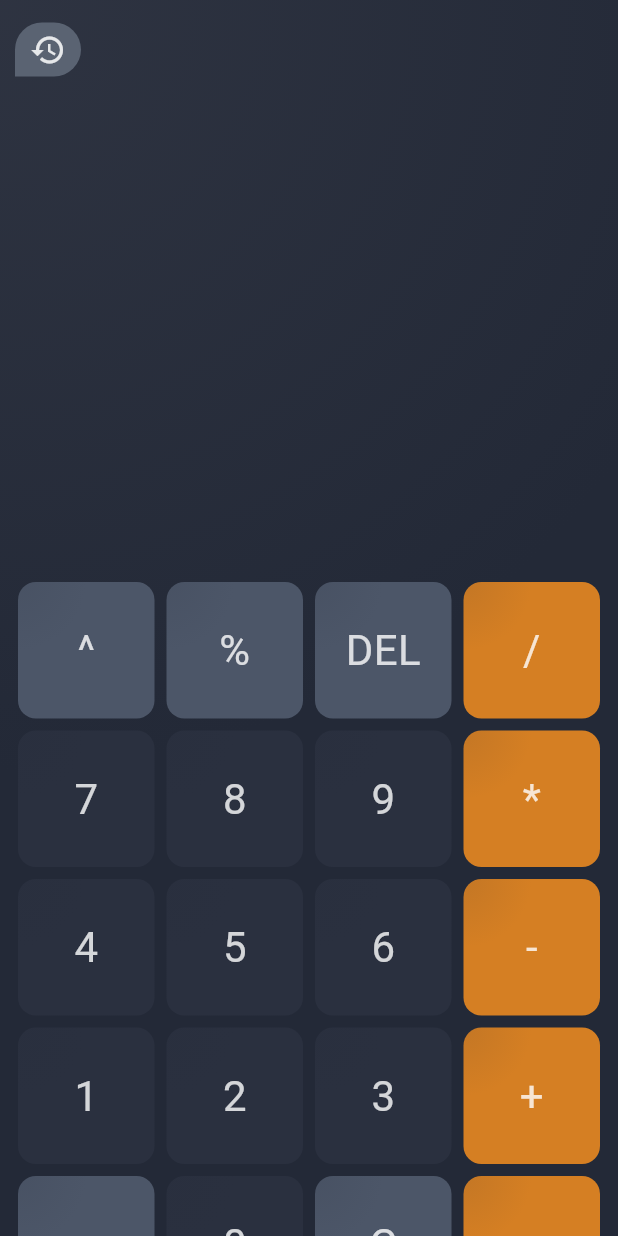
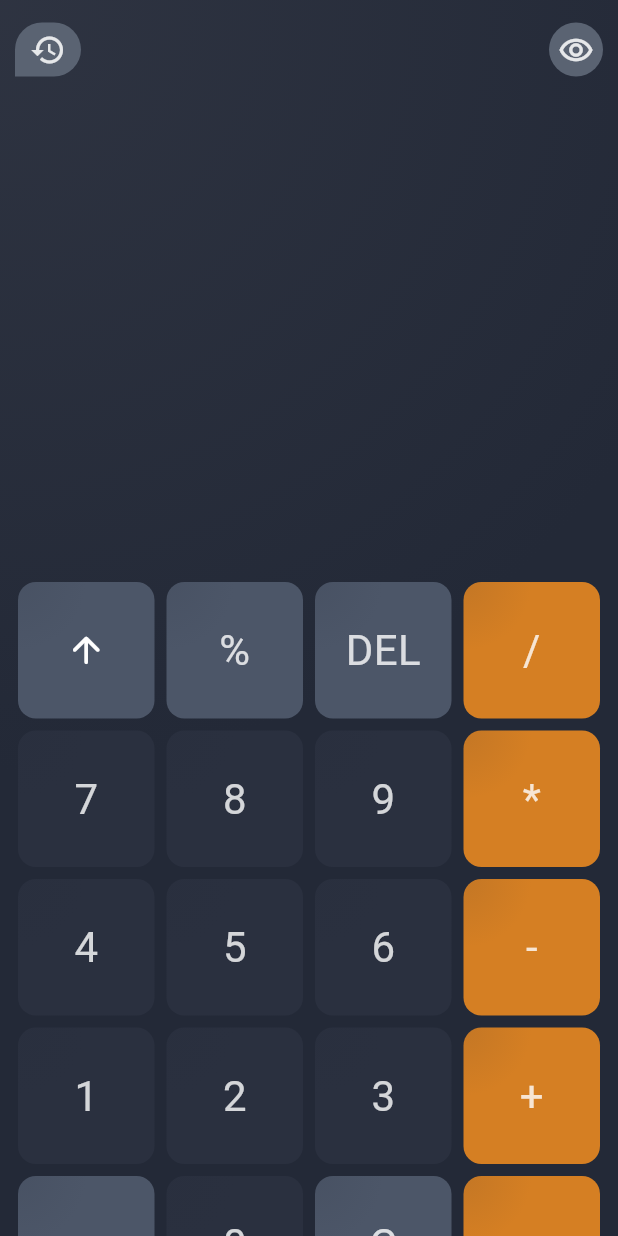
Before and after one commit to TheSet40/calc, a Flutter app: the screen it shows after launch, on a phone screen of 412 x 824 dp. Run offline on Flutter 3.47's test engine with Material 3 defaults, Android fonts, the phone set to English and light mode, and no system bars.

Commit message:
lade till modulus absoluta värden minus siffror och fixade syntax safety

```diff
--- a/lib/pages/mainPage.dart
+++ b/lib/pages/mainPage.dart
@@ -31,9 +31,12 @@ class _MyHomePageState extends State<MainPage> {
 
   double? previewResult;
 
+  String errorMessage = "";
+
   bool showExtraButtons = false;
 
   bool degrees = true;
+  bool eyeComfort = false;
 
   void toggleExtraButtons() {
     setState(() {
@@ -50,10 +53,15 @@ class _MyHomePageState extends State<MainPage> {
   }
 
   double roundFloatError(double value) {
-    return double.parse(value.toStringAsFixed(15));
+    return double.parse(value.toStringAsFixed(12));
   }
 
   double? getResult ({ bool shouldreset = true }) {
+    if (config.isEmpty) {
+      errorMessage = "";
+      return null;
+    }
+
     try {
       double result = calculateResult(config);
 
@@ -71,6 +79,9 @@ class _MyHomePageState extends State<MainPage> {
 
       return result;
     } catch (e) {
+      if (!e.toString().contains(RegExp(r"(inclusive range|value range is empty)"))) {
+        errorMessage = e.toString().split(":")[1];
+      }
       debugPrint(e.toString());
     }
     return null;
@@ -86,7 +97,7 @@ class _MyHomePageState extends State<MainPage> {
       tokens.add(m.value);
       if (i + 1 < models.length) {
         var next = models[i + 1];
-          // Insert '*' if next token is π, e, '(' or "%"
+        // Insert '*' if next token is π, e, '(', '%' or '|'
         if (next.operation == "π" || next.operation == "e" || next.operation == "(" || next.operation == "%") {
           tokens.add('*');
         }
@@ -96,11 +107,13 @@ class _MyHomePageState extends State<MainPage> {
         tokens.add(pi);
       } else if (m.operation == "e") {
         tokens.add(e);
-        } else if (m.operation == "%"){
+      } else if (m.operation == "%") {
         tokens.add(0.01);
+      } else if (m.operation == "|") {
+        tokens.add('|');
       } else {
         tokens.add(m.operation);
-          // Insert '*' if operation is ')' and next token is a number, π, e, '(' or "%"
+        // Insert '*' if operation is ')' and next token is a number, π, e, '(', '%' or '|'
         if (m.operation == ")" && i + 1 < models.length) {
           var next = models[i + 1];
           if (next.value != null || next.operation == "π" || next.operation == "e" || next.operation == "(" || next.operation == "%") {
@@ -109,7 +122,7 @@ class _MyHomePageState extends State<MainPage> {
         }
       }
     } else {
-        throw const FormatException("Invalid model");
+      throw Exception("Invalid model");
     }
   }
 
@@ -127,8 +140,10 @@ class _MyHomePageState extends State<MainPage> {
         return left / right;
       case '^':
         return pow(left, right) as double;
+      case 'mod':
+        return left % right;
       default:
-          throw FormatException("Unsupported operation: $op");
+        throw Exception("Unsupported operation: $op");
     }
   }
 
@@ -136,12 +151,6 @@ class _MyHomePageState extends State<MainPage> {
   double applyUnaryOperation(String op, double operand) {
     double result;
     switch (op) {
-        case 'log':
-          result = log(operand) / ln10;
-          break;
-        case 'ln':
-          result = log(operand);
-          break;
       case 'sin':
         result = sin(degrees ? (operand * pi / 180) : operand);
         break;
@@ -151,19 +160,35 @@ class _MyHomePageState extends State<MainPage> {
       case 'tan':
         result = tan(degrees ? (operand * pi / 180) : operand);
         break;
+      case 'log':
+        result = log(operand) / ln10;
+        break;
+      case 'ln':
+        result = log(operand);
+        break;
       case '√':
         result = sqrt(operand);
         break;
       default:
-          throw FormatException("Unsupported unary operation: $op");
+        throw Exception("Unsupported unary operation: $op");
     }
     return roundFloatError(result);
   }
 
   // Evaluate expression
   double evaluateExpression(List<dynamic> tokens) {
+    debugPrint("tokens $tokens");
+
+    // Handle absolute value
+    int openIndex;
+    while ((openIndex = tokens.indexOf('|')) != -1) {
+      int closeIndex = tokens.indexOf('|', openIndex + 1);
+      if (closeIndex == -1) throw const FormatException("Mismatched '|' for absolute value");
+      double value = evaluateExpression(tokens.sublist(openIndex + 1, closeIndex));
+      tokens.replaceRange(openIndex, closeIndex + 1, [value.abs()]);
+    }
+
     // Handle parentheses
-      int openIndex;
     while ((openIndex = tokens.lastIndexOf('(')) != -1) {
       int closeIndex = tokens.indexOf(')', openIndex);
       double value = evaluateExpression(tokens.sublist(openIndex + 1, closeIndex));
@@ -200,29 +225,51 @@ class _MyHomePageState extends State<MainPage> {
 
     // Handle addition and subtraction
     while (tokens.length > 1) {
-        double left = tokens[0];
-        double right = tokens[2];
-        double result = applyOperation(tokens[1], left, right);
-        tokens.replaceRange(0, 3, [result]);
+      String stringLeft = tokens[0].toString();
+
+      if (tokens.length == 2 && stringLeft == "-") {
+        return tokens[1] * -1.0;
+      }
+
+      String stringRight = tokens[2].toString();
+
+      int offset = 1;
+
+      if (stringLeft == "-") {
+        stringLeft = "-${tokens[0 + offset]}";
+        stringRight = tokens[2 + offset].toString();
+        offset++;
+      }
+
+      if (stringRight == "-") {
+        stringRight = "-${tokens[2 + offset]}";
+      }
+
+      double result = applyOperation(tokens[offset], double.parse(stringLeft), double.parse(stringRight));
+
+      tokens.replaceRange(0, 2 + offset, [result]);
     }
 
     return roundFloatError(tokens[0]);
   }
 
-    return evaluateExpression(tokens);
+  return roundFloatError(evaluateExpression(tokens));
 }
 
   void handleButtonPress(String buttonText, bool operator, Color color){
     if (operator) {
       switch (buttonText) {
         case "C": config.clear(); break;
-        case "^": toggleExtraButtons(); return;
-        case "DEL": config.removeLast(); break;
+        case "DEL": if (config.isNotEmpty) config.removeLast(); break;
         case ".": config.last.isDecimal = true; break;
         case "=": getResult(); setState(() {}); return;
         default:
+          if(config.last.value != null) {
             final addition = Model(operation: buttonText);
             config.add(addition);
+          } else {
+            debugPrint("not adding opperand");
+          }
       }
     } else {
       if (config.isNotEmpty && config.last.value != null) {
@@ -259,7 +306,7 @@ class _MyHomePageState extends State<MainPage> {
   Widget build(BuildContext context) {
     return Scaffold(
       key: _scaffoldKey,
-      drawer: drawer(),
+      drawer: drawer(context),
       body: SafeArea(
         child: Container(
           decoration: BoxDecoration(
@@ -290,13 +337,35 @@ class _MyHomePageState extends State<MainPage> {
                   ),
                 ),
               ),
+              Positioned(
+                top: 15,
+                right: 10,
+                child: GestureDetector(
+                  onTap: () {
+                    setState(() {
+                      eyeComfort = !eyeComfort;
+                    });
+                  },
+                  child: Container(
+                    padding: const EdgeInsets.all(6),
+                    decoration: const BoxDecoration(
+                      color: Color(0xFF5a6372),
+                      borderRadius: BorderRadius.all(Radius.circular(25))
+                    ),
+                    child: Icon(
+                      Icons.remove_red_eye_outlined,
+                      color: Colors.white.withOpacity(0.85),
+                    ),
+                  ),
+                ),
+              ),
               Column(
                 mainAxisAlignment: MainAxisAlignment.end,
-                children: <Widget>[
+                children: [
                   Expanded(
                     child: Container(
-                      padding: const EdgeInsets.only(right: 12),
-                      alignment: Alignment.bottomRight,
+                      padding: const EdgeInsets.symmetric(horizontal: 8),
+                      alignment: Alignment.bottomLeft,
                       child: Text(
                         config.map((e) => displayString(e)).join(),
                         style: TextStyle(fontSize: 30, fontWeight: FontWeight.bold, color: Colors.white.withOpacity(0.8)),
@@ -304,9 +373,9 @@ class _MyHomePageState extends State<MainPage> {
                     ),
                   ),
                   Container(
-                    padding: const EdgeInsets.only(top: 10, bottom: 10, right: 12),
-                    alignment: Alignment.bottomRight,
-                    child: Text((previewResult.toString().endsWith(".0") ? (previewResult ?? "").toString().replaceAll(".0", ""): (previewResult ?? "")).toString(), style: TextStyle(fontSize: 16, color: Colors.white.withOpacity(0.8))),
+                    padding: const EdgeInsets.fromLTRB(12, 5, 12, 10),
+                    alignment: Alignment.bottomLeft,
+                    child: Text((previewResult ?? errorMessage).toString().replaceAll(RegExp(r"(\.0*|(?<=\.\d*)0+)$"), ""), style: TextStyle(fontSize: 16, color: Colors.white.withOpacity(0.8))),
                   ),
                   showExtraButtons ? extraButtonsStrip() : const SizedBox.shrink(),
                   Container(
@@ -316,8 +385,8 @@ class _MyHomePageState extends State<MainPage> {
                     child: GridView.count(
                       childAspectRatio: showExtraButtons ? 1.4 : 1,
                       crossAxisCount: 4,
-                      children: <Widget>[
-                        normalButton("^", operator: true, color: leftOperand),
+                      children: [
+                        iconButton(),
                         normalButton("%", operator: true, color: leftOperand),
                         normalButton("DEL", operator: true, color: leftOperand),
                         normalButton("/", operator: true, color: rightOperand),
@@ -377,6 +446,11 @@ class _MyHomePageState extends State<MainPage> {
   Widget extraButtonsStrip() {
     return Padding(
       padding: const EdgeInsets.symmetric(horizontal: 3),
+      child: Container(
+        decoration: BoxDecoration(
+          color: Colors.black26,
+          borderRadius: BorderRadius.circular(5)
+        ),
         child: Column(
           children: [
             Row(
@@ -393,6 +467,13 @@ class _MyHomePageState extends State<MainPage> {
             Row(
               mainAxisAlignment: MainAxisAlignment.spaceEvenly,
               children: [
+                extraFunctionButton("mod"),
+                extraFunctionButton("|x|"),
+              ],
+            ),
+            Row(
+              mainAxisAlignment: MainAxisAlignment.spaceEvenly,
+              children: [
                 extraFunctionButton("("),
                 extraFunctionButton(")"),
                 extraFunctionButton("√"),
@@ -403,16 +484,20 @@ class _MyHomePageState extends State<MainPage> {
             ),
           ],
         ),
+      ),
     );
   }
 
-  Widget extraFunctionButton(String buttonText){
+  Widget extraFunctionButton(String buttonText) {
     return Expanded(
       child: GestureDetector(
         onTap: () {
           if(buttonText != "deg" && buttonText != "rad"){
-            final addition = Model(operation: buttonText);
+            final addition = Model(operation: buttonText != "|x|" ? buttonText: "|");
             config.add(addition);
+            if (buttonText != "e" && buttonText != "π" && buttonText != "(" && buttonText != ")" && buttonText != "|x|") {
+              config.add(Model(operation: "("));
+            }
           } else {
             degrees = !degrees;
           }
@@ -420,18 +505,17 @@ class _MyHomePageState extends State<MainPage> {
             previewResult = getResult(shouldreset: false);
           });
         },
-        child: Container(
-          color: Colors.black26,
-          height: 50,
+        child: SizedBox(
+          height: 42.5,
             child: Center(
-              child: Text(buttonText, style: TextStyle(fontSize: 28, color: Colors.white.withOpacity(0.8))),
+              child: Text(buttonText, style: TextStyle(fontSize: 25, color: Colors.white.withOpacity(0.8))),
             ),
         ),
       ),
     );
   }
 
-  Widget drawer(){
+  Widget drawer(BuildContext context){
     if(history.isEmpty){
       return const Center(
         child: Text("ingen historik att visa", style: TextStyle(fontSize: 30, color: Colors.white)),
@@ -440,11 +524,15 @@ class _MyHomePageState extends State<MainPage> {
 
     return SafeArea(
       child: Container(
-        color: Colors.black87,
+        width: MediaQuery.sizeOf(context).width * 0.55,
+        alignment: Alignment.centerLeft,
         padding: const EdgeInsets.symmetric(horizontal: 5, vertical: 15),
+        decoration: const BoxDecoration(
+          color: Color(0xff151515),
+          borderRadius: BorderRadius.only(topRight: Radius.circular(28), bottomRight: Radius.circular(28))
+        ),
         child: ListView.builder(
           shrinkWrap: true,
-          reverse: true,
           itemCount: history.length,
           itemBuilder: (BuildContext context, int index) {
             return drawerCard(history[index]);
@@ -469,11 +557,34 @@ class _MyHomePageState extends State<MainPage> {
         child: Column(
           crossAxisAlignment: CrossAxisAlignment.start,
           children: [
-            Text(item.models.map((e) => displayString(e)).join(" "), style: const TextStyle(fontSize: 16, color: Colors.white)),
-            Text(item.result.toString(), style: const TextStyle(fontSize: 19, color: Colors.white)),
+            Text(item.models.map((e) => displayString(e)).join(""), style: TextStyle(fontSize: 16, color: Colors.white.withOpacity(0.75))),
+            Text(item.result.toStringAsFixed(8).replaceAll(RegExp(r"(\.0*|(?<=\.\d*)0+)$"), ""), style: TextStyle(fontSize: 19, color: Colors.white.withOpacity(0.75))),
           ],
         )
       ),
     );
   }
+
+  Widget iconButton({Color color = leftOperand}) {
+
+    return GestureDetector(
+      onTapDown: (details) => toggleExtraButtons(),
+      child: Padding(
+        padding: const EdgeInsets.all(4),
+        child: Container(
+          decoration: BoxDecoration(
+            borderRadius: const BorderRadius.all(Radius.circular(12)),
+            gradient: RadialGradient(
+              radius: 0.5,
+              center: Alignment.topLeft,
+              colors: [color.withOpacity(0.9), color]
+            )
+          ),
+          child: Center(
+            child: Icon(showExtraButtons ? Icons.arrow_downward_rounded: Icons.arrow_upward_rounded, color: Colors.white, size: 28),
+          ),
+        ),
+      ),
+    );
   }
+}
--- a/pubspec.yaml
+++ b/pubspec.yaml
@@ -2,7 +2,7 @@ name: calc
 description: "A new Flutter project."
 publish_to: 'none' # Remove this line if you wish to publish to pub.dev
 
-version: 1.2.1
+version: 1.3.0
 
 environment:
   sdk: '>=3.2.3 <4.0.0'
```
Also changed, not shown: pubspec.lock. Lines whose indentation alone changed are shown as unchanged.
